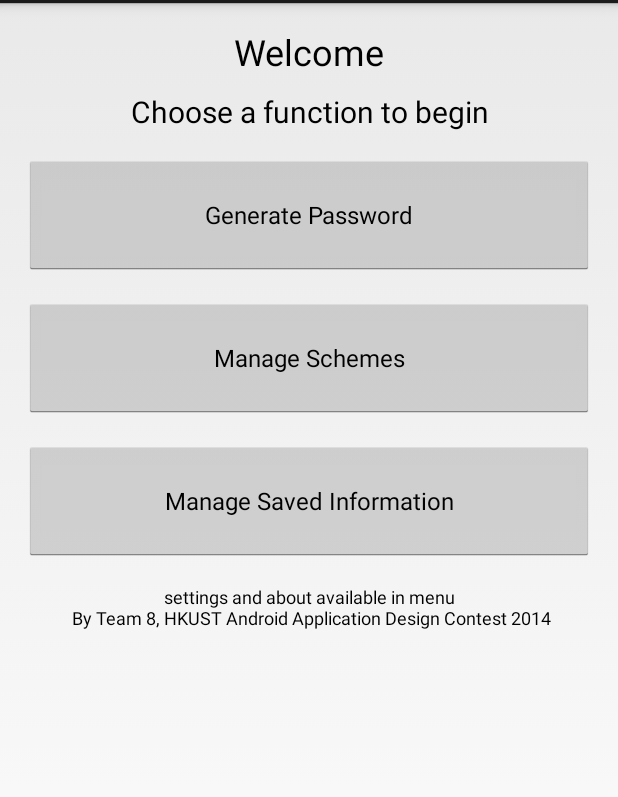
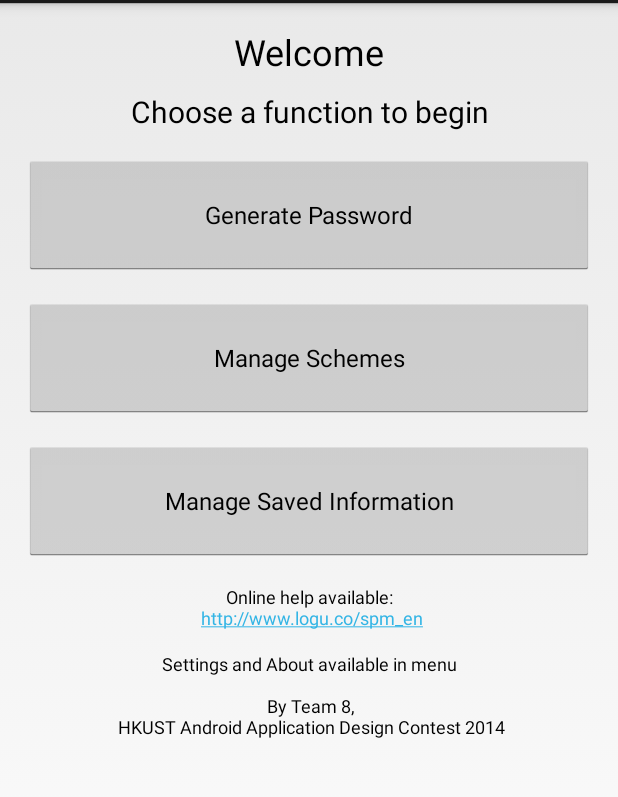
Before and after one commit to logchan/SecurePasswordManager, an Android app: the screen it shows after launch (MainActivity), on a phone screen of 412 x 824 dp, the part 69-866 px from its top. Run offline under Robolectric (Android 15) with nearby library versions, the phone set to English and light mode, and no system bars.

Commit message:
minor fixes, add link to online help

```diff
--- a/app/src/main/res/layout/activity_about.xml
+++ b/app/src/main/res/layout/activity_about.xml
@@ -25,7 +25,7 @@
         <TextView
             style="@style/TextViewTheme"
             android:layout_width="match_parent"
-            android:gravity="start"
+            android:gravity="center"
             android:textColor="@android:color/darker_gray"
             android:text="@string/about_lines"
             android:id="@+id/aboutContent"
--- a/app/src/main/res/layout/activity_information_input.xml
+++ b/app/src/main/res/layout/activity_information_input.xml
@@ -8,6 +8,11 @@
                 android:paddingBottom="@dimen/activity_vertical_margin"
                 android:orientation="vertical"
                 tools:context="hk.ust.ustac.team8.securepasswordmanager.InformationInputActivity">
+
+    <!-- Dummy item  -->
+    <LinearLayout
+        android:focusable="true" android:focusableInTouchMode="true"
+        android:layout_width="0px" android:layout_height="0px"/>
 
     <TextView
         style="@style/PageTitle"
--- a/app/src/main/res/layout/activity_main.xml
+++ b/app/src/main/res/layout/activity_main.xml
@@ -41,6 +41,14 @@
         style="@style/TextViewTheme"
         android:layout_width="match_parent"
         android:gravity="center"
+        android:autoLink="web"
+        android:text="@string/help_main"
+        />
+
+    <TextView
+        style="@style/TextViewTheme"
+        android:layout_width="match_parent"
+        android:gravity="center"
         android:text="@string/credit_main"
         />
 
--- a/app/src/main/res/values/about.xml
+++ b/app/src/main/res/values/about.xml
@@ -2,12 +2,17 @@
 <resources>
 
     <string name="credit_main">
-        settings and about available in menu\n
-        By Team 8, HKUST Android Application Design Contest 2014
+        Settings and About available in menu\n\n
+        By Team 8,\n HKUST Android Application Design Contest 2014
+    </string>
+
+    <string name="help_main">
+        Online help available:\n
+        http://www.logu.co/spm_en\n
     </string>
 
     <string name="about_lines">
-        By Team 8, HKUST Android Application Design Contest 2014\n
+         By Team 8,\n HKUST Android Application Design Contest 2014\n
         \n
         Designed and coded by Geng LIN\n
         With help and support from Hang SHANG and Liyu CHEN\n
```
Also changed, not shown: 1 other file.
